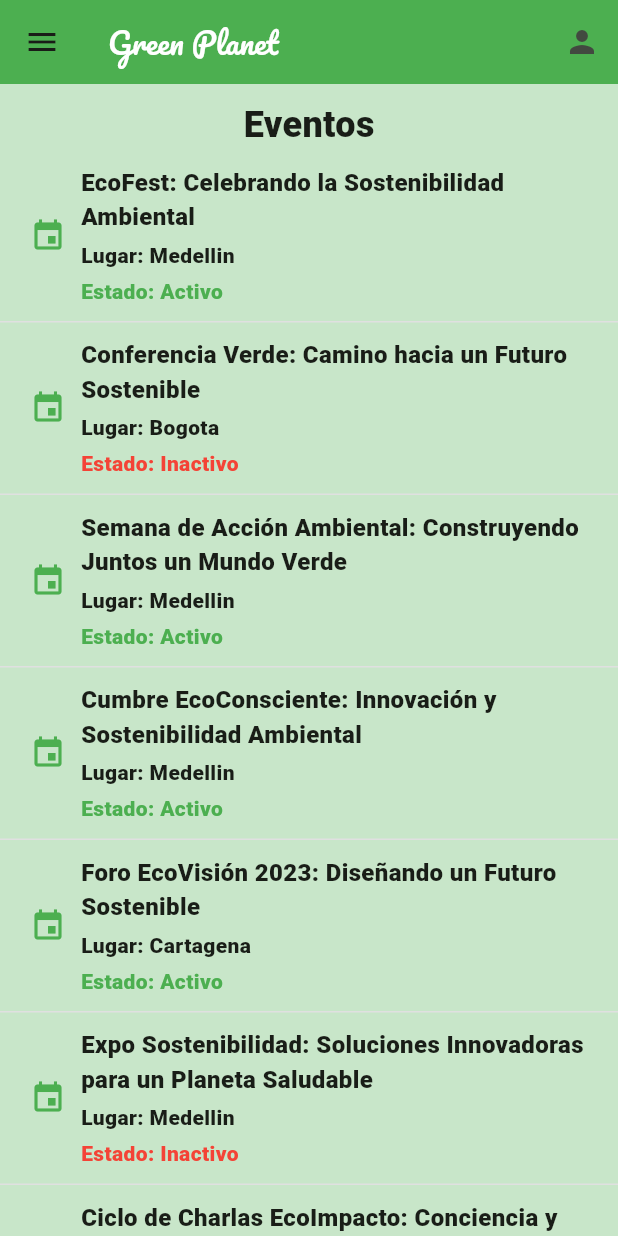
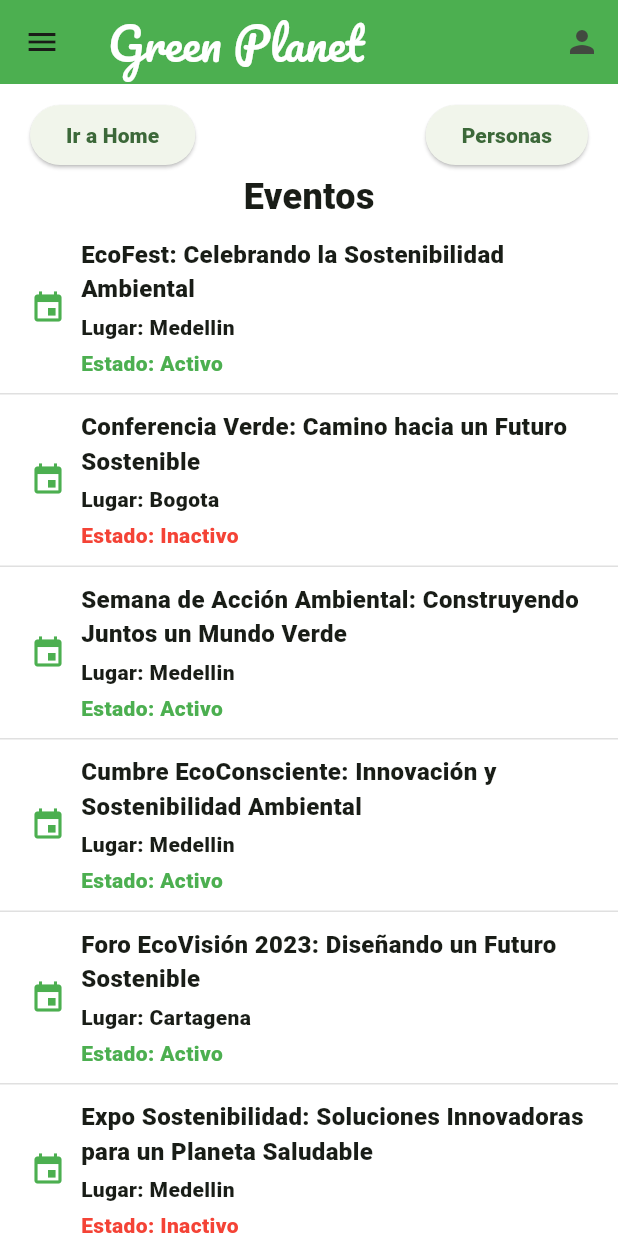
Before and after one commit to MarcelaM18/Aplicacion_Movil2, a Flutter app: the SecondPage screen opened directly, on a phone screen of 412 x 824 dp. Run offline on Flutter 3.47's test engine with Material 2 defaults, Android fonts, the light colour scheme and no system bars.

Commit message:
tercer commit

```diff
--- a/lib/presentation/screens/second_page.dart
+++ b/lib/presentation/screens/second_page.dart
@@ -31,7 +31,7 @@ class SecondPage extends StatelessWidget {
     return  Scaffold(
       appBar: MenuAppbar(),
       drawer: NavegationDrawer(),
-      backgroundColor: Colors.green[100],
+      backgroundColor: Color.fromARGB(255, 255, 255, 255),
 
       body:
 
@@ -47,13 +47,40 @@ class SecondPage extends StatelessWidget {
         crossAxisAlignment: CrossAxisAlignment.center,
         children: [
           if (index == 0)
+          Row(
+             mainAxisAlignment: MainAxisAlignment.spaceBetween,
+            children:[
+            ElevatedButton(
+              onPressed: () {
+                Navigator.push(
+                  context,
+                  MaterialPageRoute(builder: (context) => Home()),
+                );
+              },
+              child: const Text('Ir a Home'),),
+               ElevatedButton(
+              onPressed: () {
+                Navigator.push(
+                  context,
+                  MaterialPageRoute(builder: (context) => ThirdPage()),
+                );
+              },
+              child: const Text('Personas'),),
+            ],
+
+          ),
+
+            if (index == 0)
           const  Padding(
 
               padding: const EdgeInsets.only(bottom: 10),
               child: Text(
                 'Eventos',
                 style: TextStyle(fontSize: 24,),
+
               ),
+
+
             ),
           Row(
             children: [
@@ -82,16 +109,23 @@ class SecondPage extends StatelessWidget {
                             : Colors.red,
                       ),
                     ),
+
+
+
                   ],
+
                 ),
               ),
             ],
           ),
         ],
       ),
+
     );
   },
-)
+
+
+),
 
 
 
--- a/lib/presentation/widgets/menu_appbar.dart
+++ b/lib/presentation/widgets/menu_appbar.dart
@@ -9,7 +9,7 @@ class MenuAppbar extends StatelessWidget implements PreferredSizeWidget {
         title: const Text(
           'Green Planet',
           style: TextStyle(
-            fontSize: 20, color:Colors.white, fontFamily: 'Pacifico'
+            fontSize: 30, color:Colors.white, fontFamily: 'Pacifico'
             ),
         ),
         backgroundColor: Colors.green,
```
